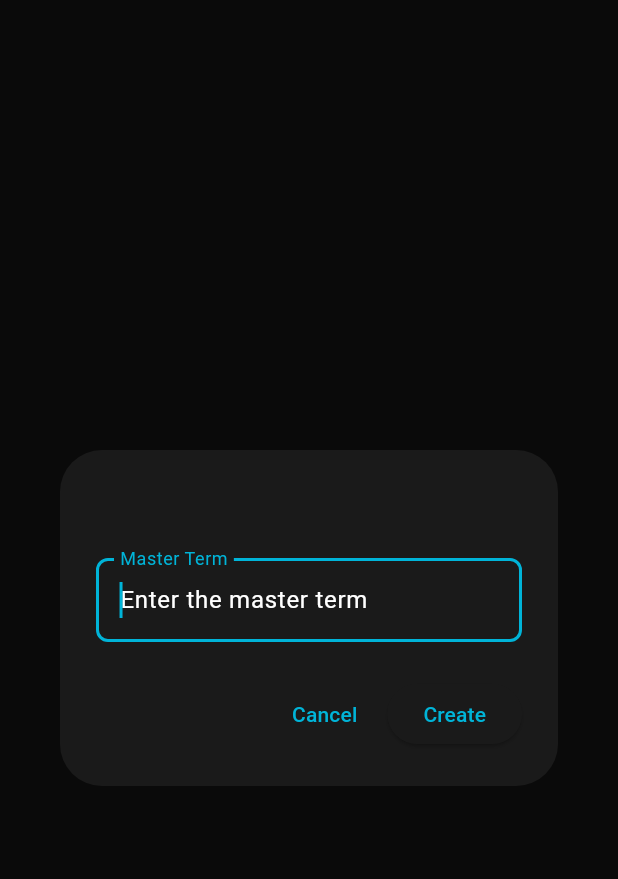
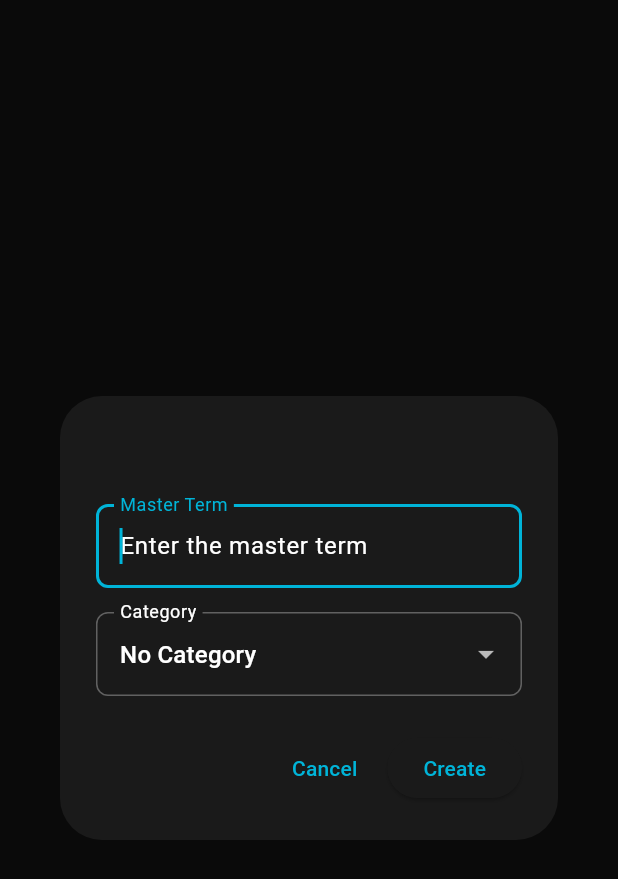
Before and after one commit to shotdeck/Synonyms-Admin-Panel, a Flutter app: the _MasterTermDialog widget shown alone on an empty page, opened directly with empty values, on a phone screen of 412 x 824 dp. Shown: the top 879 px of the screen. Run offline on Flutter 3.47's test engine with Material 3 defaults, Android fonts, the phone set to English and light mode, and no system bars; our stand-ins replace file_picker; missing offline and left inert: dart:html; network calls fail.

Commit message:
Add category support to admin panel
- Add Category model class with fromJson/toJson methods
- Update MasterTerm model to include categoryId and categoryName
- Update CreateMasterTermRequest and UpdateMasterTermRequest to include categoryId
- Add category CRUD methods to API service (getAllCategories, createCategory, updateCategory, deleteCategory)
- Add category dropdown to master term add/edit dialog
- Display category badge on master term rows with cyan accent color

Co-Authored-By: Colin Bracey <colin.bracey@shotdeck.com>

```diff
--- a/lib/models/synonym.dart
+++ b/lib/models/synonym.dart
@@ -1,13 +1,41 @@
+class Category {
+  final int id;
+  final String categoryName;
+
+  Category({
+    required this.id,
+    required this.categoryName,
+  });
+
+  factory Category.fromJson(Map<String, dynamic> json) {
+    return Category(
+      id: json['id'] as int,
+      categoryName: json['categoryName'] as String,
+    );
+  }
+
+  Map<String, dynamic> toJson() {
+    return {
+      'id': id,
+      'categoryName': categoryName,
+    };
+  }
+}
+
 class MasterTerm {
   final int id;
   final String masterTerm;
   final bool isIncluded;
+  final int? categoryId;
+  final String? categoryName;
   List<Synonym> synonyms;
 
   MasterTerm({
     required this.id,
     required this.masterTerm,
     required this.isIncluded,
+    this.categoryId,
+    this.categoryName,
     this.synonyms = const [],
   });
 
@@ -16,6 +44,8 @@ class MasterTerm {
       id: json['id'] as int,
       masterTerm: json['masterTerm'] as String,
       isIncluded: json['isIncluded'] as bool? ?? true,
+      categoryId: json['categoryId'] as int?,
+      categoryName: json['categoryName'] as String?,
     );
   }
 
@@ -24,6 +54,8 @@ class MasterTerm {
       'id': id,
       'masterTerm': masterTerm,
       'isIncluded': isIncluded,
+      'categoryId': categoryId,
+      'categoryName': categoryName,
     };
   }
 
@@ -31,12 +63,16 @@ class MasterTerm {
     int? id,
     String? masterTerm,
     bool? isIncluded,
+    int? categoryId,
+    String? categoryName,
     List<Synonym>? synonyms,
   }) {
     return MasterTerm(
       id: id ?? this.id,
       masterTerm: masterTerm ?? this.masterTerm,
       isIncluded: isIncluded ?? this.isIncluded,
+      categoryId: categoryId ?? this.categoryId,
+      categoryName: categoryName ?? this.categoryName,
       synonyms: synonyms ?? this.synonyms,
     );
   }
@@ -88,19 +124,50 @@ class Synonym {
   }
 }
 
+class CreateCategoryRequest {
+  final String categoryName;
+
+  CreateCategoryRequest({
+    required this.categoryName,
+  });
+
+  Map<String, dynamic> toJson() {
+    return {
+      'categoryName': categoryName,
+    };
+  }
+}
+
+class UpdateCategoryRequest {
+  final String categoryName;
+
+  UpdateCategoryRequest({
+    required this.categoryName,
+  });
+
+  Map<String, dynamic> toJson() {
+    return {
+      'categoryName': categoryName,
+    };
+  }
+}
+
 class CreateMasterTermRequest {
   final String masterTerm;
   final bool isIncluded;
+  final int? categoryId;
 
   CreateMasterTermRequest({
     required this.masterTerm,
     this.isIncluded = true,
+    this.categoryId,
   });
 
   Map<String, dynamic> toJson() {
     return {
       'masterTerm': masterTerm,
       'isIncluded': isIncluded,
+      if (categoryId != null) 'categoryId': categoryId,
     };
   }
 }
@@ -108,16 +175,19 @@ class CreateMasterTermRequest {
 class UpdateMasterTermRequest {
   final String masterTerm;
   final bool isIncluded;
+  final int? categoryId;
 
   UpdateMasterTermRequest({
     required this.masterTerm,
     this.isIncluded = true,
+    this.categoryId,
   });
 
   Map<String, dynamic> toJson() {
     return {
       'masterTerm': masterTerm,
       'isIncluded': isIncluded,
+      if (categoryId != null) 'categoryId': categoryId,
     };
   }
 }
--- a/lib/screens/admin_panel_screen.dart
+++ b/lib/screens/admin_panel_screen.dart
@@ -462,9 +462,36 @@ class _AdminPanelScreenState extends State<AdminPanelScreen> {
                   ),
                   onPressed: () => _toggleExpanded(master),
                 ),
-                title: Text(
-                  master.masterTerm,
-                  style: const TextStyle(fontWeight: FontWeight.w600),
+                title: Row(
+                  children: [
+                    Text(
+                      master.masterTerm,
+                      style: const TextStyle(fontWeight: FontWeight.w600),
+                    ),
+                    if (master.categoryName != null) ...[
+                      const SizedBox(width: 8),
+                      Container(
+                        padding: const EdgeInsets.symmetric(
+                          horizontal: 8,
+                          vertical: 2,
+                        ),
+                        decoration: BoxDecoration(
+                          color: const Color(0xFF00B4D8).withOpacity(0.2),
+                          borderRadius: BorderRadius.circular(12),
+                          border: Border.all(
+                            color: const Color(0xFF00B4D8).withOpacity(0.5),
+                          ),
+                        ),
+                        child: Text(
+                          master.categoryName!,
+                          style: const TextStyle(
+                            fontSize: 12,
+                            color: Color(0xFF00B4D8),
+                          ),
+                        ),
+                      ),
+                    ],
+                  ],
                 ),
                 subtitle: Text(
                   synonyms != null
@@ -569,13 +596,32 @@ class _MasterTermDialogState extends State<_MasterTermDialog> {
   final _formKey = GlobalKey<FormState>();
   final _termController = TextEditingController();
   bool _isLoading = false;
+  bool _isLoadingCategories = true;
   String? _errorMessage;
+  List<Category> _categories = [];
+  int? _selectedCategoryId;
 
   @override
   void initState() {
     super.initState();
     if (widget.existingMaster != null) {
       _termController.text = widget.existingMaster!.masterTerm;
+      _selectedCategoryId = widget.existingMaster!.categoryId;
+    }
+    _loadCategories();
+  }
+
+  Future<void> _loadCategories() async {
+    try {
+      final categories = await widget.apiService.getAllCategories();
+      setState(() {
+        _categories = categories;
+        _isLoadingCategories = false;
+      });
+    } catch (e) {
+      setState(() {
+        _isLoadingCategories = false;
+      });
     }
   }
 
@@ -600,12 +646,14 @@ class _MasterTermDialogState extends State<_MasterTermDialog> {
           widget.existingMaster!.id,
           UpdateMasterTermRequest(
             masterTerm: _termController.text.trim(),
+            categoryId: _selectedCategoryId,
           ),
         );
       } else {
         result = await widget.apiService.createMaster(
           CreateMasterTermRequest(
             masterTerm: _termController.text.trim(),
+            categoryId: _selectedCategoryId,
           ),
         );
       }
@@ -674,6 +722,32 @@ class _MasterTermDialogState extends State<_MasterTermDialog> {
                 },
                 autofocus: true,
               ),
+              const SizedBox(height: 16),
+              _isLoadingCategories
+                  ? const Center(child: CircularProgressIndicator())
+                  : DropdownButtonFormField<int?>(
+                      value: _selectedCategoryId,
+                      decoration: const InputDecoration(
+                        labelText: 'Category',
+                        hintText: 'Select a category (optional)',
+                        border: OutlineInputBorder(),
+                      ),
+                      items: [
+                        const DropdownMenuItem<int?>(
+                          value: null,
+                          child: Text('No Category'),
+                        ),
+                        ..._categories.map((category) => DropdownMenuItem<int?>(
+                              value: category.id,
+                              child: Text(category.categoryName),
+                            )),
+                      ],
+                      onChanged: (value) {
+                        setState(() {
+                          _selectedCategoryId = value;
+                        });
+                      },
+                    ),
             ],
           ),
         ),
--- a/lib/services/api_service.dart
+++ b/lib/services/api_service.dart
@@ -9,6 +9,73 @@ class ApiService {
   ApiService({required this.baseUrl});
 
   String get _synonymsEndpoint => '$baseUrl/api/admin/synonyms';
+
+  // Categories CRUD
+
+  Future<List<Category>> getAllCategories() async {
+    final response = await http.get(
+      Uri.parse('$_synonymsEndpoint/categories'),
+      headers: {'Content-Type': 'application/json'},
+    );
+
+    if (response.statusCode == 200) {
+      final List<dynamic> jsonList = json.decode(response.body);
+      return jsonList.map((json) => Category.fromJson(json)).toList();
+    } else {
+      throw ApiException(
+        statusCode: response.statusCode,
+        message: _parseErrorMessage(response.body),
+      );
+    }
+  }
+
+  Future<Category> createCategory(CreateCategoryRequest request) async {
+    final response = await http.post(
+      Uri.parse('$_synonymsEndpoint/categories'),
+      headers: {'Content-Type': 'application/json'},
+      body: json.encode(request.toJson()),
+    );
+
+    if (response.statusCode == 201) {
+      return Category.fromJson(json.decode(response.body));
+    } else {
+      throw ApiException(
+        statusCode: response.statusCode,
+        message: _parseErrorMessage(response.body),
+      );
+    }
+  }
+
+  Future<Category> updateCategory(int id, UpdateCategoryRequest request) async {
+    final response = await http.put(
+      Uri.parse('$_synonymsEndpoint/categories/$id'),
+      headers: {'Content-Type': 'application/json'},
+      body: json.encode(request.toJson()),
+    );
+
+    if (response.statusCode == 200) {
+      return Category.fromJson(json.decode(response.body));
+    } else {
+      throw ApiException(
+        statusCode: response.statusCode,
+        message: _parseErrorMessage(response.body),
+      );
+    }
+  }
+
+  Future<void> deleteCategory(int id) async {
+    final response = await http.delete(
+      Uri.parse('$_synonymsEndpoint/categories/$id'),
+      headers: {'Content-Type': 'application/json'},
+    );
+
+    if (response.statusCode != 204) {
+      throw ApiException(
+        statusCode: response.statusCode,
+        message: _parseErrorMessage(response.body),
+      );
+    }
+  }
 
   // Master Terms CRUD
 
```
